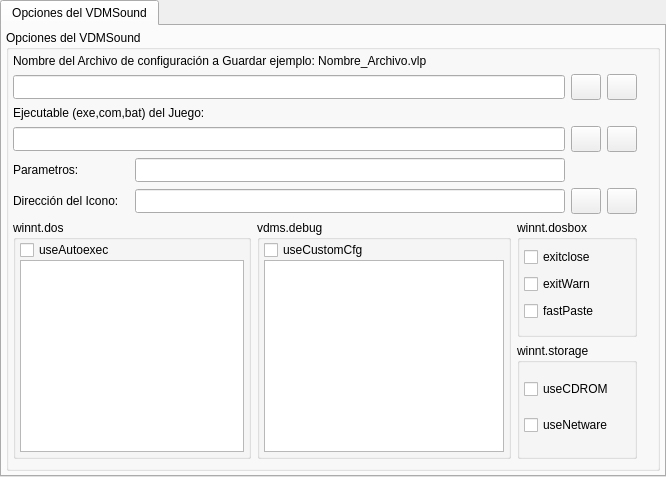
Qt form ui/addedit_vdmsound.ui (Monthy/gr-lida) before a commit.
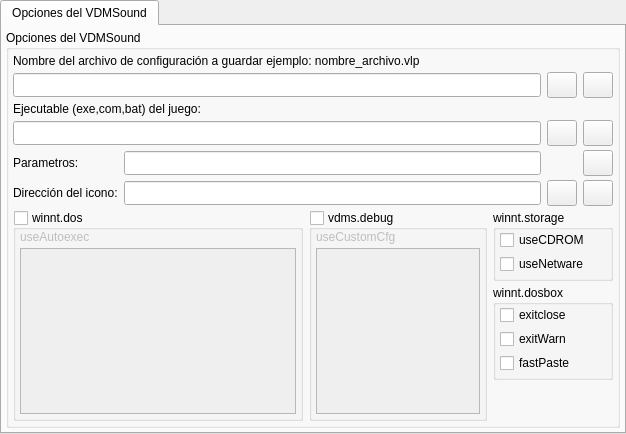
The same form after that commit. Icons and pictures are not drawn.

```diff
--- a/ui/addedit_vdmsound.ui
+++ b/ui/addedit_vdmsound.ui
@@ -6,8 +6,8 @@
    <rect>
     <x>0</x>
     <y>0</y>
-    <width>666</width>
-    <height>477</height>
+    <width>626</width>
+    <height>434</height>
    </rect>
   </property>
   <property name="windowTitle">
@@ -29,31 +29,13 @@
       <property name="title">
        <string>Opciones del VDMSound</string>
       </property>
-      <layout class="QVBoxLayout" name="verticalLayout_2">
-       <property name="leftMargin">
+      <layout class="QGridLayout" name="gridLayout" columnstretch="0,1,1,0,0,0">
+       <property name="verticalSpacing">
         <number>4</number>
        </property>
-       <property name="topMargin">
+       <property name="margin">
         <number>4</number>
        </property>
-       <property name="rightMargin">
-        <number>20</number>
-       </property>
-       <property name="bottomMargin">
-        <number>4</number>
-       </property>
-       <item>
-        <layout class="QGridLayout" name="gridLayout_14">
-         <item row="0" column="0" colspan="6">
-          <widget class="QLabel" name="lb_Vdms_1">
-           <property name="text">
-            <string>Nombre del Archivo de configuración a Guardar ejemplo: Nombre_Archivo.vlp</string>
-           </property>
-           <property name="wordWrap">
-            <bool>true</bool>
-           </property>
-          </widget>
-         </item>
          <item row="1" column="0" colspan="4">
           <widget class="QLineEdit" name="txtVdms_path_conf">
            <property name="minimumSize">
@@ -104,16 +86,6 @@
            </property>
           </widget>
          </item>
-         <item row="2" column="0" colspan="6">
-          <widget class="QLabel" name="lb_Vdms_2">
-           <property name="text">
-            <string>Ejecutable (exe,com,bat) del Juego:</string>
-           </property>
-           <property name="wordWrap">
-            <bool>true</bool>
-           </property>
-          </widget>
-         </item>
          <item row="3" column="0" colspan="4">
           <widget class="QLineEdit" name="txtVdms_path_exe">
            <property name="minimumSize">
@@ -184,7 +156,7 @@
          <item row="5" column="0">
           <widget class="QLabel" name="lb_Vdms_4">
            <property name="text">
-            <string>Dirección del Icono:</string>
+          <string>Dirección del icono:</string>
            </property>
           </widget>
          </item>
@@ -238,76 +210,52 @@
            </property>
           </widget>
          </item>
-         <item row="6" column="0" rowspan="2" colspan="2">
-          <widget class="QGroupBox" name="groupBox">
-           <property name="title">
-            <string>winnt.dos</string>
-           </property>
-           <layout class="QVBoxLayout">
-            <property name="spacing">
-             <number>0</number>
-            </property>
-            <property name="leftMargin">
-             <number>4</number>
-            </property>
-            <property name="topMargin">
-             <number>0</number>
-            </property>
-            <property name="rightMargin">
-             <number>4</number>
-            </property>
-            <property name="bottomMargin">
-             <number>4</number>
-            </property>
-            <item>
-             <widget class="QCheckBox" name="chkVdms_useAutoexec">
-              <property name="text">
-               <string>useAutoexec</string>
-              </property>
-             </widget>
-            </item>
-            <item>
-             <widget class="QTextEdit" name="txtVdms_autoexec"/>
-            </item>
-           </layout>
-          </widget>
-         </item>
-         <item row="6" column="2" rowspan="2">
-          <widget class="QGroupBox" name="groupBox_17">
-           <property name="title">
-            <string>vdms.debug</string>
-           </property>
-           <layout class="QVBoxLayout" name="_2">
-            <property name="spacing">
-             <number>0</number>
-            </property>
-            <property name="leftMargin">
-             <number>4</number>
-            </property>
-            <property name="topMargin">
-             <number>0</number>
-            </property>
-            <property name="rightMargin">
-             <number>4</number>
-            </property>
-            <property name="bottomMargin">
-             <number>4</number>
-            </property>
-            <item>
-             <widget class="QCheckBox" name="chkVdms_useCustomCfg">
-              <property name="text">
-               <string>useCustomCfg</string>
-              </property>
-             </widget>
-            </item>
-            <item>
-             <widget class="QTextEdit" name="txtVdms_customCfg"/>
-            </item>
-           </layout>
-          </widget>
-         </item>
          <item row="6" column="3" colspan="3">
-          <widget class="QGroupBox" name="groupBox_18">
+        <widget class="QGroupBox" name="groupBox_2">
+         <property name="minimumSize">
+          <size>
+           <width>120</width>
+           <height>0</height>
+          </size>
+         </property>
+         <property name="title">
+          <string>winnt.storage</string>
+         </property>
+         <layout class="QVBoxLayout" name="verticalLayout_4">
+          <property name="spacing">
+           <number>4</number>
+          </property>
+          <property name="leftMargin">
+           <number>4</number>
+          </property>
+          <property name="topMargin">
+           <number>0</number>
+          </property>
+          <property name="rightMargin">
+           <number>4</number>
+          </property>
+          <property name="bottomMargin">
+           <number>4</number>
+          </property>
+          <item>
+           <widget class="QCheckBox" name="chkVdms_useCDROM">
+            <property name="text">
+             <string>useCDROM</string>
+            </property>
+           </widget>
+          </item>
+          <item>
+           <widget class="QCheckBox" name="chkVdms_useNetware">
+            <property name="text">
+             <string>useNetware</string>
+            </property>
+           </widget>
+          </item>
+         </layout>
+        </widget>
+       </item>
+       <item row="7" column="3" colspan="3">
+        <widget class="QGroupBox" name="groupBox_3">
            <property name="minimumSize">
             <size>
              <width>120</width>
@@ -317,9 +265,9 @@
            <property name="title">
             <string>winnt.dosbox</string>
            </property>
-           <layout class="QVBoxLayout" name="_3">
+         <layout class="QVBoxLayout" name="verticalLayout_3">
             <property name="spacing">
-             <number>0</number>
+           <number>4</number>
             </property>
             <property name="leftMargin">
              <number>4</number>
@@ -357,54 +305,8 @@
            </layout>
           </widget>
          </item>
-         <item row="7" column="3" colspan="3">
-          <widget class="QGroupBox" name="groupBox_19">
-           <property name="minimumSize">
-            <size>
-             <width>120</width>
-             <height>0</height>
-            </size>
-           </property>
-           <property name="title">
-            <string>winnt.storage</string>
-           </property>
-           <layout class="QVBoxLayout" name="_4">
-            <property name="spacing">
-             <number>0</number>
-            </property>
-            <property name="leftMargin">
-             <number>4</number>
-            </property>
-            <property name="topMargin">
-             <number>0</number>
-            </property>
-            <property name="rightMargin">
-             <number>4</number>
-            </property>
-            <property name="bottomMargin">
-             <number>4</number>
-            </property>
-            <item>
-             <widget class="QCheckBox" name="chkVdms_useCDROM">
-              <property name="text">
-               <string>useCDROM</string>
-              </property>
-             </widget>
-            </item>
-            <item>
-             <widget class="QCheckBox" name="chkVdms_useNetware">
-              <property name="text">
-               <string>useNetware</string>
-              </property>
-             </widget>
-            </item>
-           </layout>
-          </widget>
-         </item>
-        </layout>
-       </item>
-       <item>
-        <spacer name="verticalSpacer_15">
+       <item row="8" column="4">
+        <spacer name="verticalSpacer_1">
          <property name="orientation">
           <enum>Qt::Vertical</enum>
          </property>
@@ -416,12 +318,154 @@
          </property>
         </spacer>
        </item>
+       <item row="6" column="2" rowspan="3">
+        <widget class="QGroupBox" name="chkVdms_useCustomCfg">
+         <property name="title">
+          <string>vdms.debug</string>
+         </property>
+         <property name="checkable">
+          <bool>true</bool>
+         </property>
+         <property name="checked">
+          <bool>false</bool>
+         </property>
+         <layout class="QVBoxLayout" name="verticalLayout_2">
+          <property name="spacing">
+           <number>4</number>
+          </property>
+          <property name="leftMargin">
+           <number>4</number>
+          </property>
+          <property name="topMargin">
+           <number>0</number>
+          </property>
+          <property name="rightMargin">
+           <number>4</number>
+          </property>
+          <property name="bottomMargin">
+           <number>4</number>
+          </property>
+          <item>
+           <widget class="QLabel" name="lb_Vdms_6">
+            <property name="text">
+             <string>useCustomCfg</string>
+            </property>
+           </widget>
+          </item>
+          <item>
+           <widget class="QTextEdit" name="txtVdms_customCfg"/>
+          </item>
       </layout>
      </widget>
     </item>
-   </layout>
-  </widget>
- </widget>
+       <item row="6" column="0" rowspan="3" colspan="2">
+        <widget class="QGroupBox" name="chkVdms_useAutoexec">
+         <property name="title">
+          <string>winnt.dos</string>
+         </property>
+         <property name="checkable">
+          <bool>true</bool>
+         </property>
+         <property name="checked">
+          <bool>false</bool>
+         </property>
+         <layout class="QVBoxLayout" name="verticalLayout_1">
+          <property name="spacing">
+           <number>4</number>
+          </property>
+          <property name="leftMargin">
+           <number>4</number>
+          </property>
+          <property name="topMargin">
+           <number>0</number>
+          </property>
+          <property name="rightMargin">
+           <number>4</number>
+          </property>
+          <property name="bottomMargin">
+           <number>4</number>
+          </property>
+          <item>
+           <widget class="QLabel" name="lb_Vdms_5">
+            <property name="text">
+             <string>useAutoexec</string>
+            </property>
+           </widget>
+          </item>
+          <item>
+           <widget class="QTextEdit" name="txtVdms_autoexec"/>
+          </item>
+         </layout>
+        </widget>
+       </item>
+       <item row="2" column="0" colspan="6">
+        <widget class="QLabel" name="lb_Vdms_2">
+         <property name="text">
+          <string>Ejecutable (exe,com,bat) del juego:</string>
+         </property>
+         <property name="wordWrap">
+          <bool>true</bool>
+         </property>
+        </widget>
+       </item>
+       <item row="0" column="0" colspan="6">
+        <widget class="QLabel" name="lb_Vdms_1">
+         <property name="text">
+          <string>Nombre del archivo de configuración a guardar ejemplo: nombre_archivo.vlp</string>
+         </property>
+         <property name="wordWrap">
+          <bool>true</bool>
+         </property>
+        </widget>
+       </item>
+       <item row="4" column="5">
+        <widget class="QPushButton" name="btnVdms_params_clear">
+         <property name="minimumSize">
+          <size>
+           <width>30</width>
+           <height>26</height>
+          </size>
+         </property>
+         <property name="maximumSize">
+          <size>
+           <width>30</width>
+           <height>26</height>
+          </size>
+         </property>
+         <property name="icon">
+          <iconset resource="../res/gr-lida.qrc">
+           <normaloff>:/img16/limpiar.png</normaloff>:/img16/limpiar.png</iconset>
+         </property>
+        </widget>
+       </item>
+      </layout>
+     </widget>
+    </item>
+   </layout>
+  </widget>
+ </widget>
+ <tabstops>
+  <tabstop>btnVdms_FileConfg</tabstop>
+  <tabstop>txtVdms_path_conf</tabstop>
+  <tabstop>btnVdms_FileConfg_clear</tabstop>
+  <tabstop>btnVdms_ExeJuego</tabstop>
+  <tabstop>txtVdms_path_exe</tabstop>
+  <tabstop>btnVdms_ExeJuego_clear</tabstop>
+  <tabstop>txtVdms_params</tabstop>
+  <tabstop>btnVdms_params_clear</tabstop>
+  <tabstop>btnVdms_Icono</tabstop>
+  <tabstop>txtVdms_icon</tabstop>
+  <tabstop>btnVdms_Icono_clear</tabstop>
+  <tabstop>chkVdms_useAutoexec</tabstop>
+  <tabstop>txtVdms_autoexec</tabstop>
+  <tabstop>chkVdms_useCustomCfg</tabstop>
+  <tabstop>txtVdms_customCfg</tabstop>
+  <tabstop>chkVdms_useCDROM</tabstop>
+  <tabstop>chkVdms_useNetware</tabstop>
+  <tabstop>chkVdms_exitclose</tabstop>
+  <tabstop>chkVdms_exitWarn</tabstop>
+  <tabstop>chkVdms_fastPaste</tabstop>
+ </tabstops>
  <resources>
   <include location="../res/grlida.qrc"/>
  </resources>
```
Left out of the diff: 20 changed lines with no effect on the pictures. Lines whose indentation alone changed are shown as unchanged.
